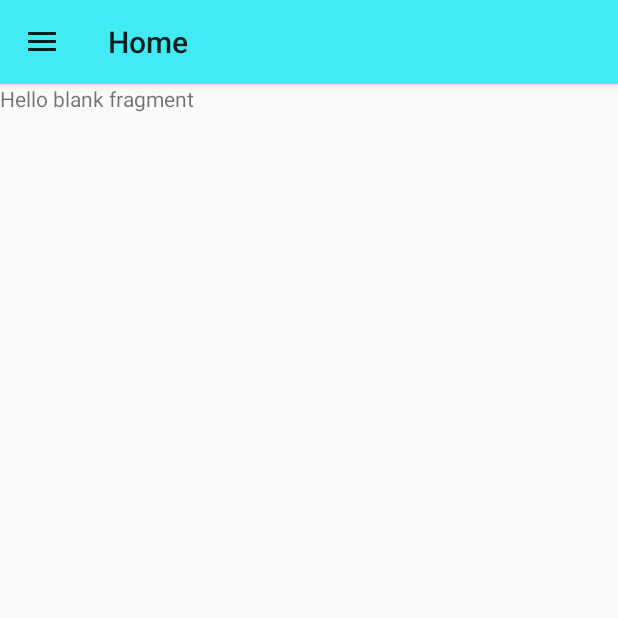
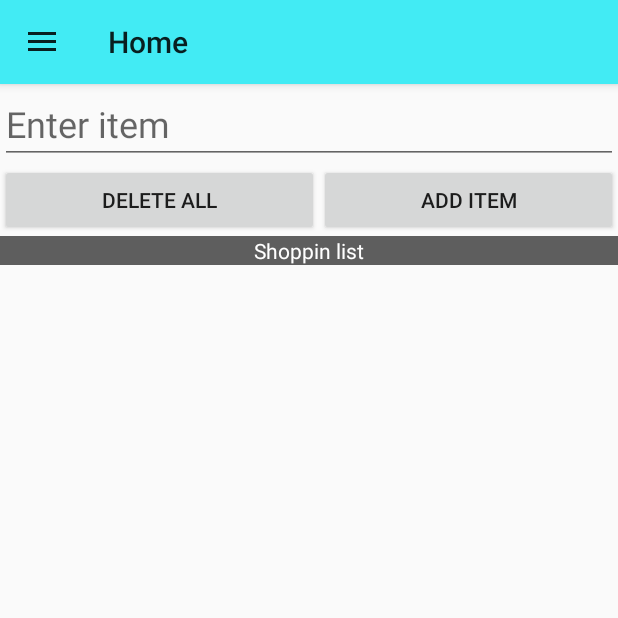
Before and after one commit to NBhosale/Foodies, an Android app: the fragment ShoppingListPage placed in its activity, on a phone screen of 412 x 824 dp, the top half of it. Run offline under Robolectric (Android 15) with nearby library versions, the phone set to English and light mode, and no system bars; our stand-ins replace Firebase (no records; nobody signed in at launch, a user with empty details on screens opened directly).

Commit message:
Added groceries list fragment.

```diff
--- a/app/src/main/java/com/foodies/nero/foodies/ShoppingListPage.java
+++ b/app/src/main/java/com/foodies/nero/foodies/ShoppingListPage.java
@@ -7,13 +7,24 @@ import android.app.Fragment;
 import android.view.LayoutInflater;
 import android.view.View;
 import android.view.ViewGroup;
+import android.widget.ArrayAdapter;
+import android.widget.Button;
+import android.widget.EditText;
+import android.widget.ListView;
+
+import java.util.ArrayList;
 
 public class ShoppingListPage extends Fragment {
     // TODO: Rename parameter arguments, choose names that match
     // the fragment initialization parameters, e.g. ARG_ITEM_NUMBER
     private static final String ARG_PARAM1 = "param1";
     private static final String ARG_PARAM2 = "param2";
-
+    private Button btnAdd;
+    private Button deleteItems;
+    private EditText et;
+    private ListView lv;
+    ArrayList<String> list = new ArrayList<String>();
+    static ArrayAdapter<String> adapter;
     // TODO: Rename and change types of parameters
     private String mParam1;
     private String mParam2;
@@ -24,7 +35,34 @@ public class ShoppingListPage extends Fragment {
     public View onCreateView(LayoutInflater inflater, ViewGroup container,
                              Bundle savedInstanceState) {
         // Inflate the layout for this fragment
-        return inflater.inflate(R.layout.fragment_shopping_list_page, container, false);
+        View view = inflater.inflate(R.layout.fragment_shopping_list_page, container, false);
+        btnAdd = (Button) view.findViewById(R.id.addTaskBtn);
+        et = (EditText)view.findViewById(R.id.editText);
+        deleteItems = (Button) view.findViewById(R.id.deleteButton);
+        adapter = new ArrayAdapter<String>(inflater.getContext(), android.R.layout.simple_expandable_list_item_1, list);
+
+        // set the lv variable to your list in the xml
+        lv=(ListView)view.findViewById(R.id.list);
+        lv.setAdapter(adapter);
+        btnAdd.setOnClickListener(new View.OnClickListener() {
+            @Override
+            public void onClick(View v) {
+                String input = et.getText().toString();
+                if(input.length() > 0)
+                {
+                    // add string to the adapter, not the listview
+                    adapter.add(input);
+                    // no need to call adapter.notifyDataSetChanged(); as it is done by the adapter.add() method
+                }
+            }
+        });
+        deleteItems.setOnClickListener(new View.OnClickListener() {
+            @Override
+            public void onClick(View v) {
+                adapter.clear();
+            }
+        });
+        return view;
     }
 
     public interface OnFragmentInteractionListener {
--- a/app/src/main/res/layout/fragment_shopping_list_page.xml
+++ b/app/src/main/res/layout/fragment_shopping_list_page.xml
@@ -1,13 +1,57 @@
-<FrameLayout xmlns:android="http://schemas.android.com/apk/res/android"
+<LinearLayout xmlns:android="http://schemas.android.com/apk/res/android"
     xmlns:tools="http://schemas.android.com/tools"
     android:layout_width="match_parent"
     android:layout_height="match_parent"
+    android:orientation="vertical"
     tools:context="com.foodies.nero.foodies.ShoppingListPage">
 
     <!-- TODO: Update blank fragment layout -->
+    <EditText
+        android:id="@+id/editText"
+        android:layout_width="match_parent"
+        android:layout_height="wrap_content"
+        android:hint="Enter item"
+        android:textSize="24dp"
+        android:layout_alignParentTop="true"
+        android:layout_centerHorizontal="true" />
+
+    <LinearLayout
+        android:orientation="horizontal"
+        android:layout_width="match_parent"
+        android:layout_height="wrap_content">
+
+        <Button
+            android:text="Delete all"
+            android:layout_width="wrap_content"
+            android:layout_height="wrap_content"
+            android:id="@+id/deleteButton"
+            android:layout_weight="1" />
+
+        <Button
+            android:id="@+id/addTaskBtn"
+            android:layout_width="wrap_content"
+            android:layout_height="wrap_content"
+            android:text="Add item"
+            android:layout_below="@+id/editText"
+            android:layout_alignParentLeft="true"
+            android:layout_weight="1" />
+    </LinearLayout>
+
     <TextView
-        android:layout_width="match_parent"
-        android:layout_height="match_parent"
-        android:text="@string/hello_blank_fragment" />
+        android:layout_width="fill_parent"
+        android:layout_height="wrap_content"
+        android:text="Shoppin list"
+        android:id="@+id/header"
+        android:layout_below="@+id/addTaskBtn"
+        android:background="#5e5e5e"
+        android:textColor="#FFFFFF"
+        android:textSize="14dp"
+        android:gravity="center_vertical|center_horizontal" />
+    <ListView
+        android:layout_width="wrap_content"
+        android:layout_height="wrap_content"
+        android:id="@+id/list"
+        android:layout_below="@+id/header"
+        android:layout_centerHorizontal="true" />
 
-</FrameLayout>
+</LinearLayout>
```
